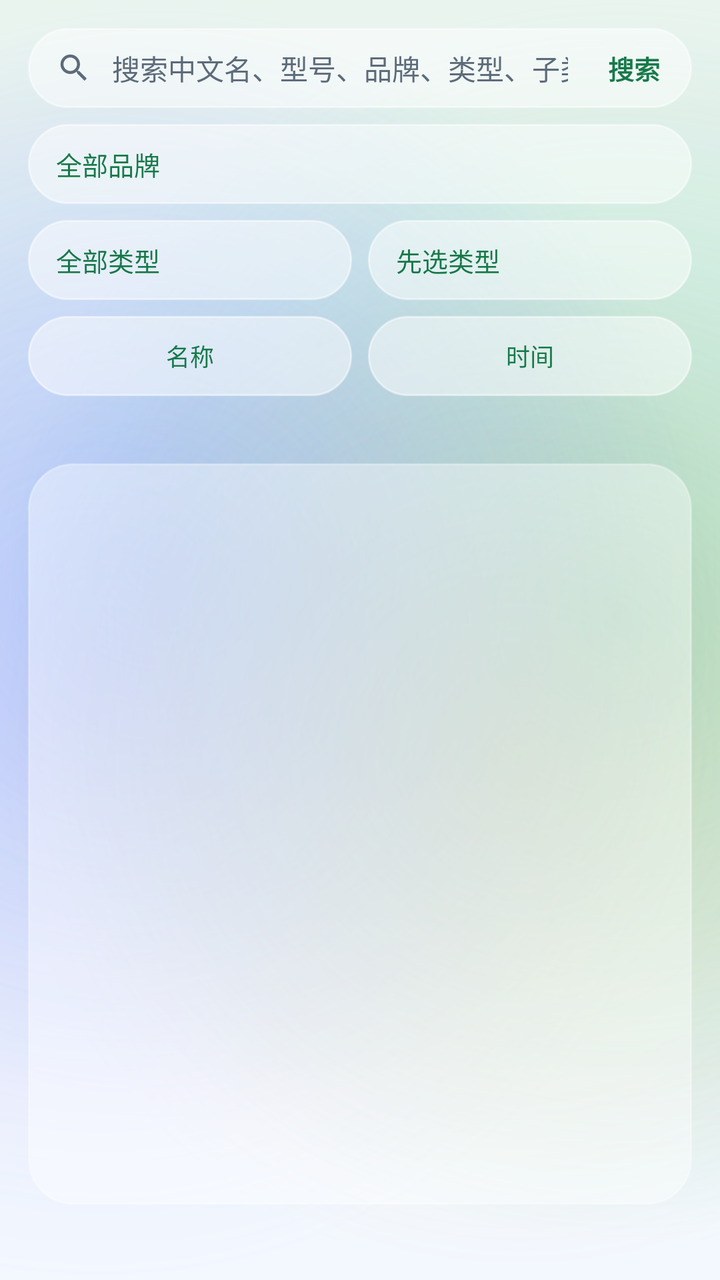
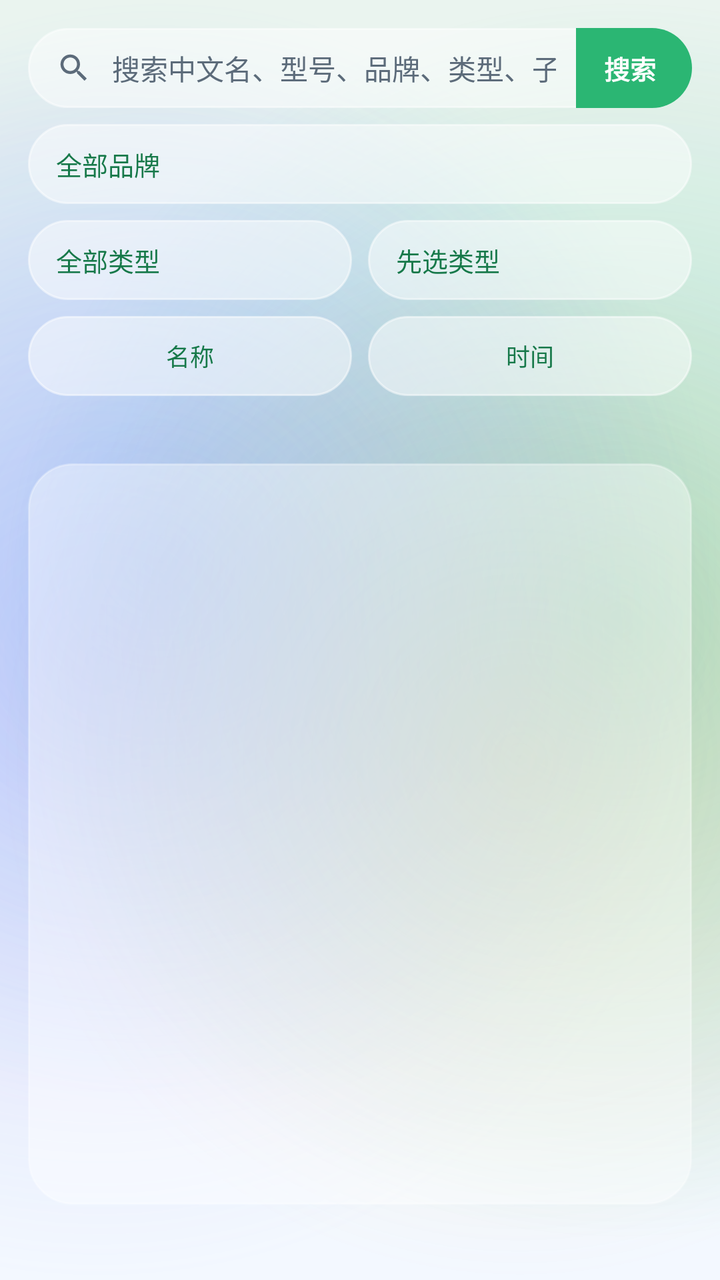

Before-and-after screenshots of an Android layout around one commit, followed by the original layout XML and the change that was made.
<!-- AndroidManifest.xml: application theme Theme.MijiaSim -->
<!-- res/layout/activity_model_library.xml -->
<?xml version="1.0" encoding="utf-8"?>
<LinearLayout xmlns:android="http://schemas.android.com/apk/res/android"
    android:layout_width="match_parent"
    android:layout_height="match_parent"
    android:focusable="true"
    android:focusableInTouchMode="true"
    android:orientation="vertical"
    android:padding="14dp">

    
    <LinearLayout
        android:layout_width="match_parent"
        android:layout_height="40dp"
        android:addStatesFromChildren="true"
        android:background="@drawable/bg_glass_pill_input"
        android:gravity="center_vertical"
        android:orientation="horizontal">

        <ImageView
            android:layout_width="18dp"
            android:layout_height="18dp"
            android:layout_marginStart="14dp"
            android:contentDescription="@null"
            android:src="@drawable/ic_search_glyph" />

        <EditText
            android:id="@+id/input_model_query"
            android:layout_width="0dp"
            android:layout_height="match_parent"
            android:layout_weight="1"
            android:background="@null"
            android:gravity="center_vertical"
            android:hint="@string/hint_model_search"
            android:inputType="text"
            android:maxLines="1"
            android:minHeight="0dp"
            android:paddingLeft="10dp"
            android:paddingTop="0dp"
            android:paddingRight="10dp"
            android:paddingBottom="0dp"
            android:textColor="@color/ink"
            android:textColorHint="@color/ink_muted"
            android:textSize="14sp" />

        <TextView
            android:id="@+id/btn_search_online"
            android:layout_width="wrap_content"
            android:layout_height="match_parent"
            android:background="@drawable/bg_search_action_ripple"
            android:clickable="true"
            android:focusable="true"
            android:gravity="center"
            android:paddingLeft="10dp"
            android:paddingRight="16dp"
            android:text="@string/action_search_online"
            android:textColor="@color/accent_deep"
            android:textSize="13sp"
            android:textStyle="bold" />
    </LinearLayout>

    
    <LinearLayout
        android:id="@+id/filter_summary"
        android:layout_width="match_parent"
        android:layout_height="44dp"
        android:layout_marginTop="8dp"
        android:background="@drawable/bg_glass_input_button"
        android:clickable="true"
        android:focusable="true"
        android:gravity="center_vertical"
        android:orientation="horizontal"
        android:paddingLeft="14dp"
        android:paddingRight="12dp"
        android:visibility="gone">

        <TextView
            android:id="@+id/filter_summary_text"
            android:layout_width="0dp"
            android:layout_height="wrap_content"
            android:layout_weight="1"
            android:ellipsize="end"
            android:maxLines="2"
            android:textColor="@color/ink"
            android:textSize="13sp" />

        <TextView
            android:layout_width="32dp"
            android:layout_height="32dp"
            android:gravity="center"
            android:text="@string/status_arrow_closed"
            android:textColor="@color/ink_muted"
            android:textSize="14sp" />
    </LinearLayout>

    
    <LinearLayout
        android:id="@+id/filter_panel"
        android:layout_width="match_parent"
        android:layout_height="wrap_content"
        android:orientation="vertical">

    
    <LinearLayout
        android:layout_width="match_parent"
        android:layout_height="wrap_content"
        android:layout_marginTop="8dp"
        android:gravity="center_vertical"
        android:orientation="horizontal">

        <Button
            android:id="@+id/btn_pick_brand"
            style="@style/Widget.MijiaSim.Button.Pill"
            android:layout_width="0dp"
            android:layout_height="wrap_content"
            android:layout_weight="1"
            android:gravity="start|center_vertical"
            android:minWidth="0dp"
            android:text="@string/filter_all_brands"
            android:textSize="13sp" />
    </LinearLayout>

    <LinearLayout
        android:layout_width="match_parent"
        android:layout_height="wrap_content"
        android:layout_marginTop="8dp"
        android:gravity="center_vertical"
        android:orientation="horizontal">

        <Button
            android:id="@+id/btn_pick_cat"
            style="@style/Widget.MijiaSim.Button.Pill"
            android:layout_width="0dp"
            android:layout_height="wrap_content"
            android:layout_weight="1"
            android:gravity="start|center_vertical"
            android:minWidth="0dp"
            android:text="@string/filter_all_cats"
            android:textSize="13sp" />

        <Button
            android:id="@+id/btn_pick_sub"
            style="@style/Widget.MijiaSim.Button.Pill"
            android:layout_width="0dp"
            android:layout_height="wrap_content"
            android:layout_marginStart="8dp"
            android:layout_weight="1"
            android:gravity="start|center_vertical"
            android:minWidth="0dp"
            android:text="@string/filter_pick_cat_first"
            android:textSize="13sp" />
    </LinearLayout>

    
    <LinearLayout
        android:layout_width="match_parent"
        android:layout_height="wrap_content"
        android:layout_marginTop="8dp"
        android:gravity="center_vertical"
        android:orientation="horizontal">

        <Button
            android:id="@+id/btn_sort_name"
            style="@style/Widget.MijiaSim.Button.Pill"
            android:layout_width="0dp"
            android:layout_height="wrap_content"
            android:layout_weight="1"
            android:minWidth="0dp"
            android:text="@string/sort_name"
            android:textSize="12sp" />

        <Button
            android:id="@+id/btn_sort_time"
            style="@style/Widget.MijiaSim.Button.Pill"
            android:layout_width="0dp"
            android:layout_height="wrap_content"
            android:layout_marginStart="8dp"
            android:layout_weight="1"
            android:minWidth="0dp"
            android:text="@string/sort_time"
            android:textSize="12sp" />
    </LinearLayout>

    
    <TextView
        android:id="@+id/library_hint"
        android:layout_width="match_parent"
        android:layout_height="wrap_content"
        android:paddingStart="4dp"
        android:paddingTop="8dp"
        android:paddingEnd="4dp"
        android:textColor="@color/ink_muted"
        android:textSize="13sp" />
    </LinearLayout>

    <androidx.recyclerview.widget.RecyclerView
        android:id="@+id/model_list"
        android:layout_width="match_parent"
        android:layout_height="0dp"
        android:layout_marginTop="8dp"
        android:layout_weight="1"
        android:background="@drawable/bg_glass_card_soft"
        android:padding="4dp"
        android:scrollbars="vertical" />

    <TextView
        android:id="@+id/online_result"
        android:layout_width="match_parent"
        android:layout_height="wrap_content"
        android:maxLines="4"
        android:paddingStart="4dp"
        android:paddingTop="6dp"
        android:scrollbars="vertical"
        android:textColor="@color/ink_muted"
        android:textSize="13sp" />

</LinearLayout>
<!-- resources referenced by this layout -->
<resources>
  <color name="accent_deep">#FF17794A</color>
  <color name="ink">#FF1B1F24</color>
  <color name="ink_muted">#FF5C6B7A</color>
  <!-- drawable bg_search_action_ripple (drawable) -->
  <?xml version="1.0" encoding="utf-8"?>
  <ripple xmlns:android="http://schemas.android.com/apk/res/android"
      android:color="@color/row_pressed">
      <item android:id="@android:id/mask">
          <shape android:shape="rectangle">
              <solid android:color="@color/row_pressed" />
              <corners
                  android:topLeftRadius="0dp"
                  android:topRightRadius="99dp"
                  android:bottomLeftRadius="0dp"
                  android:bottomRightRadius="99dp" />
          </shape>
      </item>
  </ripple>
  <string name="action_search_online">搜索</string>
  <string name="filter_all_brands">全部品牌</string>
  <string name="filter_all_cats">全部类型</string>
  <string name="filter_pick_cat_first">先选类型</string>
  <string name="hint_model_search">搜索中文名、型号、品牌、类型、子类</string>
  <string name="sort_name">名称</string>
  <string name="sort_time">时间</string>
  <string name="status_arrow_closed">▸</string>
  <color name="glass_soft">#66FFFFFF</color>
  <color name="glass_stroke_soft">#4DFFFFFF</color>
  <color name="pill_pressed">#B3FFFFFF</color>
  <color name="glass_stroke">#80FFFFFF</color>
  <color name="pill_disabled">#40FFFFFF</color>
  <color name="glass_input_fill">#8CFFFFFF</color>
  <color name="pill_fill">#80FFFFFF</color>
  <color name="accent">#FF2bb673</color>
  <color name="row_pressed">#59FFFFFF</color>
  <color name="liquid_sky">#FFF3F8FF</color>
  <style name="ThemeOverlay.MijiaSim.ActionBar" parent="ThemeOverlay.AppCompat.Light">
          <item name="colorControlNormal">@color/ink</item>
          <item name="android:textColorPrimary">@color/ink</item>
      </style>
  <style name="Widget.MijiaSim.PopupMenu" parent="Widget.AppCompat.PopupMenu">
          <item name="android:popupBackground">@drawable/bg_glass_popup</item>
          <item name="android:popupElevation">10dp</item>
      </style>
  <style name="TextAppearance.MijiaSim.PopupMenuItem" parent="TextAppearance.AppCompat.Widget.PopupMenu.Large">
          <item name="android:textColor">@color/ink</item>
          <item name="android:textSize">14sp</item>
      </style>
  <style name="Widget.MijiaSim.Switch" parent="Widget.AppCompat.CompoundButton.Switch">
          <item name="trackTint">@color/switch_track</item>
          <item name="thumbTint">@color/switch_thumb</item>
      </style>
  <color name="liquid_mist">#FFEAF4EF</color>
  <color name="blob_mint">#552BB673</color>
  <color name="blob_blue">#4D4C9AFF</color>
  <color name="blob_violet">#3D8E7CFF</color>
  <color name="blob_amber">#2EF2A33C</color>
  <style name="TextAppearance.MijiaSim.ActionBar.Title" parent="TextAppearance.AppCompat.Widget.ActionBar.Title">
          <item name="android:textColor">@color/ink</item>
          <item name="android:textSize">20sp</item>
          <item name="android:textStyle">bold</item>
          <item name="android:letterSpacing">0.01</item>
      </style>
  <style name="TextAppearance.MijiaSim.ActionBar.Subtitle" parent="TextAppearance.AppCompat.Widget.ActionBar.Subtitle">
          <item name="android:textColor">@color/ink_muted</item>
      </style>
  <color name="dialog_fill">#F7FFFFFF</color>
  <color name="popup_bottom">#FFF6FAFF</color>
  <color name="popup_top">#FFFFFFFF</color>
  <color name="glass_divider">#14000000</color>
  <!-- unchanged entries left out for length: 13 -->
</resources>

<!-- the commit's change to res/layout/activity_model_library.xml (unified diff, before → after) -->
@@ -42,18 +42,19 @@
             android:textColorHint="@color/ink_muted"
             android:textSize="14sp" />
 
+        
         <TextView
             android:id="@+id/btn_search_online"
             android:layout_width="wrap_content"
             android:layout_height="match_parent"
-            android:background="@drawable/bg_search_action_ripple"
+            android:background="@drawable/bg_search_action_green"
             android:clickable="true"
             android:focusable="true"
             android:gravity="center"
-            android:paddingLeft="10dp"
-            android:paddingRight="16dp"
+            android:paddingLeft="14dp"
+            android:paddingRight="18dp"
             android:text="@string/action_search_online"
-            android:textColor="@color/accent_deep"
+            android:textColor="@android:color/white"
             android:textSize="13sp"
             android:textStyle="bold" />
     </LinearLayout>
<!-- resource entries referenced after the edit -->
@@ -3,13 +3,13 @@
   <color name="accent_deep">#FF17794A</color>
   <color name="ink">#FF1B1F24</color>
   <color name="ink_muted">#FF5C6B7A</color>
-  <!-- drawable bg_search_action_ripple (drawable) -->
+  <!-- drawable bg_search_action_green (drawable) -->
   <?xml version="1.0" encoding="utf-8"?>
-  <ripple xmlns:android="http://schemas.android.com/apk/res/android"
-      android:color="@color/row_pressed">
-      <item android:id="@android:id/mask">
+  <selector xmlns:android="http://schemas.android.com/apk/res/android">
+      <item
+          android:state_pressed="true">
           <shape android:shape="rectangle">
-              <solid android:color="@color/row_pressed" />
+              <solid android:color="@color/accent_deep" />
               <corners
                   android:topLeftRadius="0dp"
                   android:topRightRadius="99dp"
@@ -17,7 +17,17 @@
                   android:bottomRightRadius="99dp" />
           </shape>
       </item>
-  </ripple>
+      <item>
+          <shape android:shape="rectangle">
+              <solid android:color="@color/accent" />
+              <corners
+                  android:topLeftRadius="0dp"
+                  android:topRightRadius="99dp"
+                  android:bottomLeftRadius="0dp"
+                  android:bottomRightRadius="99dp" />
+          </shape>
+      </item>
+  </selector>
   <string name="action_search_online">搜索</string>
   <string name="filter_all_brands">全部品牌</string>
   <string name="filter_all_cats">全部类型</string>
@@ -34,7 +44,6 @@
   <color name="glass_input_fill">#8CFFFFFF</color>
   <color name="pill_fill">#80FFFFFF</color>
   <color name="accent">#FF2bb673</color>
-  <color name="row_pressed">#59FFFFFF</color>
   <color name="liquid_sky">#FFF3F8FF</color>
   <style name="ThemeOverlay.MijiaSim.ActionBar" parent="ThemeOverlay.AppCompat.Light">
           <item name="colorControlNormal">@color/ink</item>
